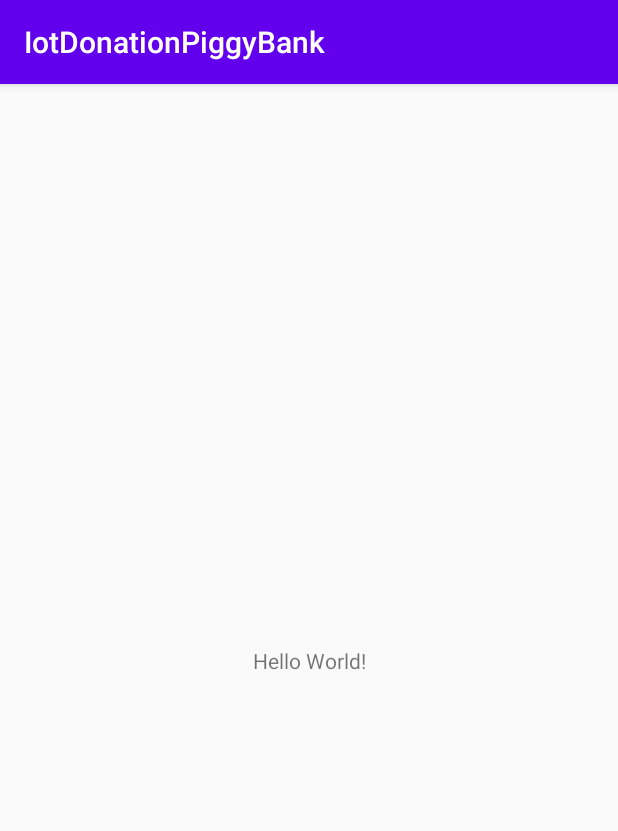
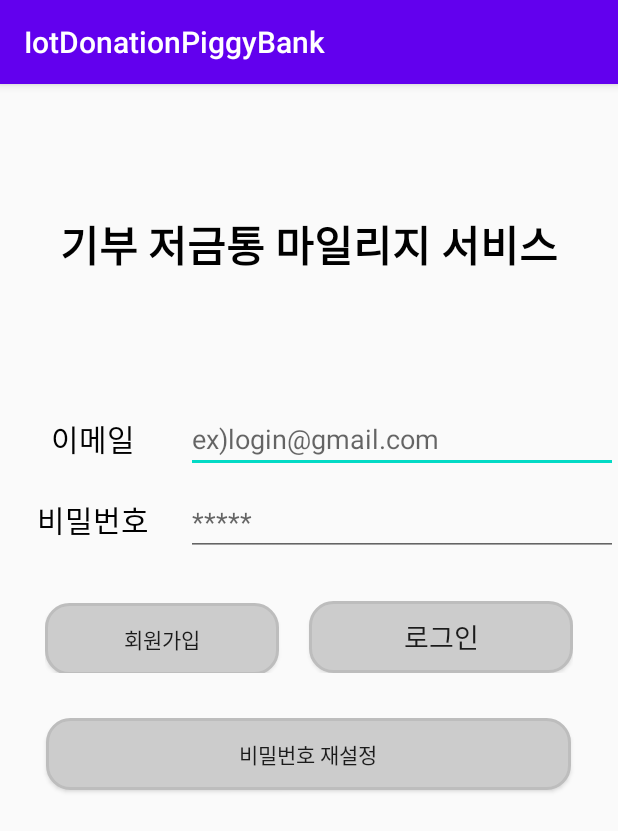
Before and after one commit to DongSu-Park/IoTDonationPiggyBank, an Android app: the screen it shows after launch (MainActivity), on a phone screen of 412 x 824 dp. Shown: the top 831 px of the screen. Run offline under Robolectric (Android 15) with nearby library versions, the phone set to English and light mode, and no system bars.

Commit message:
loginActivity Create

```diff
--- /dev/null
+++ b/app/src/main/res/drawable/btnround.xml
@@ -0,0 +1,12 @@
+<?xml version="1.0" encoding="utf-8"?>
+<shape xmlns:android="http://schemas.android.com/apk/res/android"
+    android:shape="rectangle" android:padding = "10dp">
+    <solid android:color="#FFCCCCCC"></solid>
+    <corners
+        android:bottomLeftRadius="15dp"
+        android:bottomRightRadius="15dp"
+        android:topLeftRadius="15dp"
+        android:topRightRadius="15dp"></corners>
+    <stroke android:width="2dp"
+        android:color="#BDBDBD"></stroke>
+</shape>
--- a/app/src/main/res/layout/activity_main.xml
+++ b/app/src/main/res/layout/activity_main.xml
@@ -1,18 +1,105 @@
 <?xml version="1.0" encoding="utf-8"?>
-<androidx.constraintlayout.widget.ConstraintLayout xmlns:android="http://schemas.android.com/apk/res/android"
+<LinearLayout xmlns:android="http://schemas.android.com/apk/res/android"
     xmlns:app="http://schemas.android.com/apk/res-auto"
     xmlns:tools="http://schemas.android.com/tools"
     android:layout_width="match_parent"
     android:layout_height="match_parent"
-    tools:context=".MainActivity">
+    android:orientation="vertical"
+    tools:context=".MainActivity" >
 
     <TextView
-        android:layout_width="wrap_content"
+        android:layout_width="match_parent"
+        android:layout_height="214dp"
+        android:gravity="center"
+        android:text="기부 저금통 마일리지 서비스"
+        android:textColor="#000000"
+        android:textSize="28sp"
+        android:textStyle="bold" />
+
+    <LinearLayout
+        android:id="@+id/login_email_form"
+        android:layout_width="match_parent"
         android:layout_height="wrap_content"
-        android:text="Hello World!"
-        app:layout_constraintBottom_toBottomOf="parent"
-        app:layout_constraintLeft_toLeftOf="parent"
-        app:layout_constraintRight_toRightOf="parent"
-        app:layout_constraintTop_toTopOf="parent" />
+        android:layout_marginBottom="10dp"
+        android:orientation="horizontal">
 
-</androidx.constraintlayout.widget.ConstraintLayout>
+        <TextView
+            android:id="@+id/tv_login_email"
+            android:layout_width="50dp"
+            android:layout_height="match_parent"
+            android:layout_weight="1"
+            android:gravity="center"
+            android:text="이메일"
+            android:textColor="#000000"
+            android:textSize="20sp" />
+
+        <EditText
+            android:id="@+id/et_login_email"
+            android:layout_width="wrap_content"
+            android:layout_height="wrap_content"
+            android:layout_weight="1"
+            android:ems="10"
+            android:hint="ex)login@gmail.com"
+            android:inputType="textEmailAddress" />
+    </LinearLayout>
+
+    <LinearLayout
+        android:id="@+id/login_pw_form"
+        android:layout_width="match_parent"
+        android:layout_height="wrap_content"
+        android:orientation="horizontal">
+
+        <TextView
+            android:id="@+id/tv_login_pw"
+            android:layout_width="50dp"
+            android:layout_height="wrap_content"
+            android:layout_weight="1"
+            android:gravity="center"
+            android:text="비밀번호"
+            android:textColor="#000000"
+            android:textSize="20sp" />
+
+        <EditText
+            android:id="@+id/et_login_pw"
+            android:layout_width="wrap_content"
+            android:layout_height="wrap_content"
+            android:layout_weight="1"
+            android:ems="10"
+            android:hint="*****"
+            android:inputType="textPassword" />
+    </LinearLayout>
+
+    <LinearLayout
+        android:layout_width="match_parent"
+        android:layout_height="wrap_content"
+        android:layout_margin="30dp"
+        android:orientation="horizontal">
+
+        <Button
+            android:id="@+id/btn_register"
+            android:layout_width="match_parent"
+            android:layout_height="wrap_content"
+            android:layout_marginRight="20dp"
+            android:layout_weight="1"
+            android:background="@drawable/btnround"
+            android:text="회원가입" />
+
+        <Button
+            android:id="@+id/btn_login"
+            android:layout_width="match_parent"
+            android:layout_height="wrap_content"
+            android:layout_weight="1"
+            android:background="@drawable/btnround"
+            android:text="로그인"
+            android:textSize="18sp" />
+    </LinearLayout>
+
+    <Button
+        android:id="@+id/btn_findpw"
+        android:layout_width="350dp"
+        android:layout_height="wrap_content"
+        android:layout_gravity="center"
+        android:background="@drawable/btnround"
+        android:text="비밀번호 재설정" />
+
+</LinearLayout>
```
